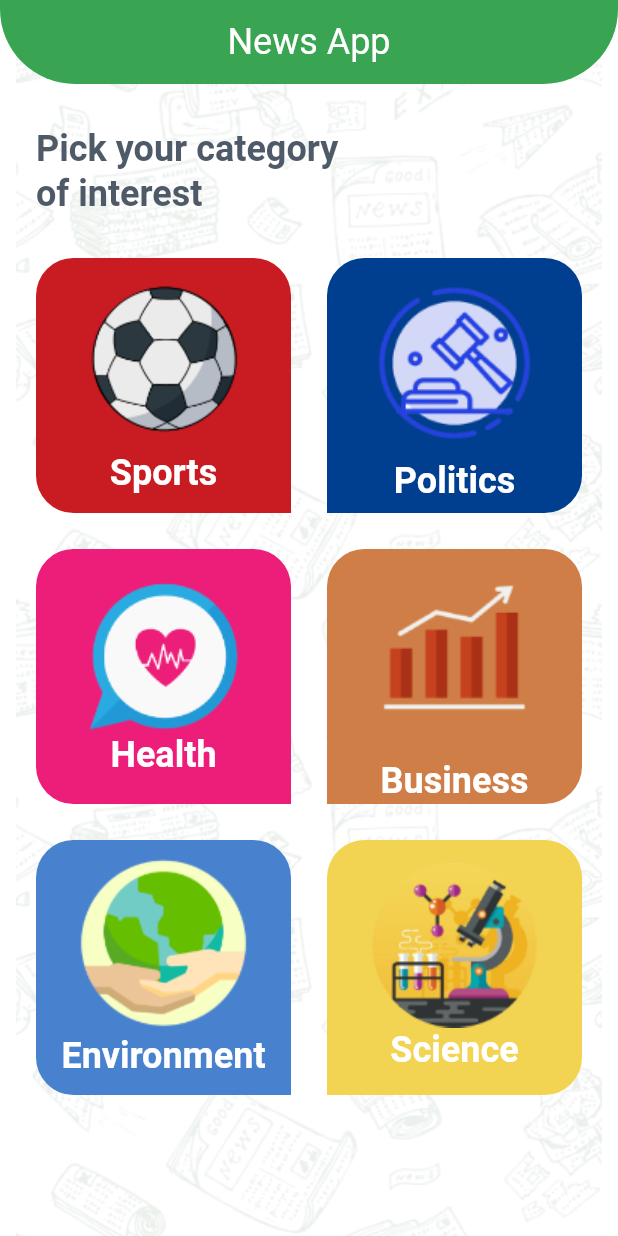
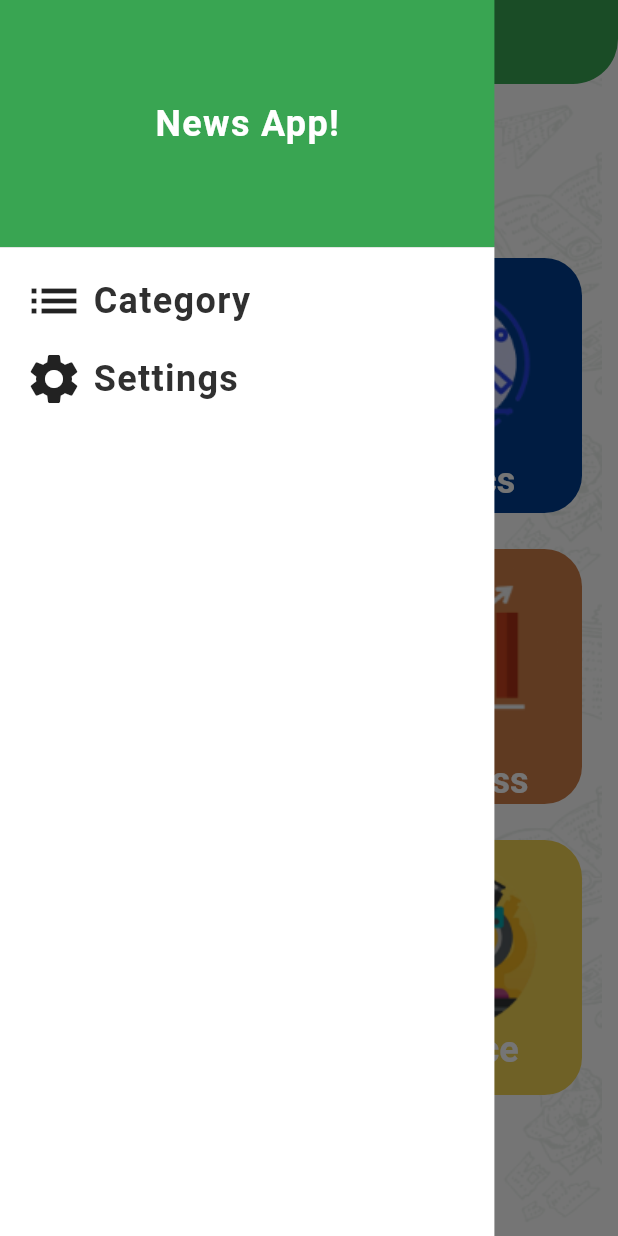
Before and after one commit to ASHmd97/news, a Flutter app: the screen it shows after launch, with the side drawer open (before the commit the screen has no drawer), on a phone screen of 412 x 824 dp. Run offline on Flutter 3.47's test engine with Material 3 defaults, Android fonts, the phone set to English and light mode, and no system bars.

Commit message:
finish drawer ui

```diff
--- a/lib/app_theme.dart
+++ b/lib/app_theme.dart
@@ -24,7 +24,9 @@ class AppTheme {
           color: white,
         ),
         shape: RoundedRectangleBorder(
-            borderRadius: BorderRadius.vertical(bottom: Radius.circular(50)))),
+          borderRadius: BorderRadius.vertical(bottom: Radius.circular(30)),
+        ),
+        iconTheme: IconThemeData(size: 40, color: white)),
     textTheme: const TextTheme(
       titleLarge: TextStyle(
         fontSize: 24,
--- /dev/null
+++ b/lib/drawer/home_drawer.dart
@@ -0,0 +1,82 @@
+import 'package:flutter/material.dart';
+import 'package:news/app_theme.dart';
+
+class HomeDrawer extends StatelessWidget {
+  const HomeDrawer({super.key});
+
+  @override
+  Widget build(BuildContext context) {
+    Size sizeScreen = MediaQuery.sizeOf(context);
+    TextStyle? largeTitleStyle = Theme.of(context).textTheme.titleLarge;
+
+    return SizedBox(
+      width: sizeScreen.width * 0.8,
+      child: Column(
+        children: [
+          Container(
+            height: sizeScreen.height * 0.2,
+            alignment: Alignment.center,
+            color: AppTheme.primary,
+            child: Text(
+              'News App!',
+              style: largeTitleStyle?.copyWith(letterSpacing: .9),
+            ),
+          ),
+          Expanded(
+            child: Container(
+              width: double.infinity,
+              color: AppTheme.white,
+              child: Padding(
+                padding: const EdgeInsets.all(16.0),
+                child: Column(
+                  crossAxisAlignment: CrossAxisAlignment.start,
+                  children: [
+                    Row(
+                      children: [
+                        const Icon(
+                          Icons.list,
+                          size: 40,
+                        ),
+                        const SizedBox(
+                          width: 6,
+                        ),
+                        Text(
+                          'Category',
+                          style: largeTitleStyle?.copyWith(
+                            color: AppTheme.black,
+                            letterSpacing: .9,
+                          ),
+                        ),
+                      ],
+                    ),
+                    const SizedBox(
+                      height: 12,
+                    ),
+                    Row(
+                      children: [
+                        const Icon(
+                          Icons.settings,
+                          size: 40,
+                        ),
+                        const SizedBox(
+                          width: 6,
+                        ),
+                        Text(
+                          'Settings',
+                          style: largeTitleStyle?.copyWith(
+                            color: AppTheme.black,
+                            letterSpacing: .9,
+                          ),
+                        ),
+                      ],
+                    ),
+                  ],
+                ),
+              ),
+            ),
+          ),
+        ],
+      ),
+    );
+  }
+}
--- a/lib/screens/home_screen.dart
+++ b/lib/screens/home_screen.dart
@@ -2,6 +2,7 @@
 
 import 'package:flutter/material.dart';
 import 'package:news/app_theme.dart';
+import 'package:news/drawer/home_drawer.dart';
 import 'package:news/screens/category/category_grid.dart';
 
 class HomeScreen extends StatelessWidget {
@@ -15,9 +16,12 @@ class HomeScreen extends StatelessWidget {
           image: DecorationImage(image: AssetImage('assets/pattern.png'))),
       child: Scaffold(
         appBar: AppBar(
-          title: const Text('News App'),
+          title: const Text(
+            'News App',
+          ),
         ),
         body: const CategoryGrid(),
+        drawer: const HomeDrawer(),
       ),
     );
   }
```
